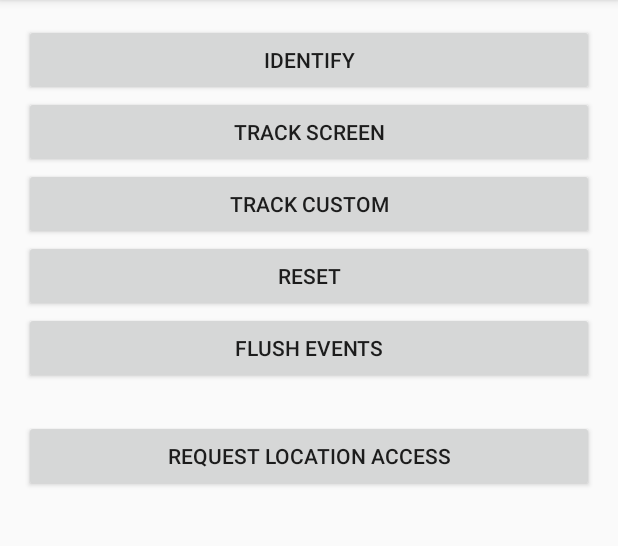
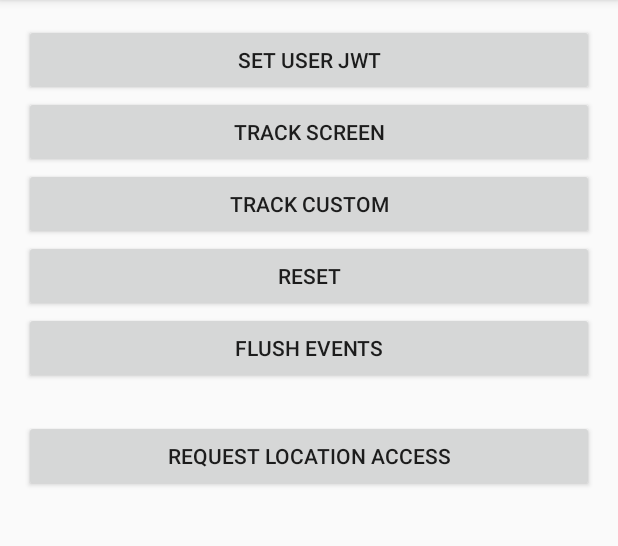
Before and after one commit to castle/castle-android, an Android app: the screen it shows after launch (MainActivity), after a tap on "RESET", on a phone screen of 412 x 824 dp, the part 84-630 px from its top. Run offline under Robolectric (Android 15) with nearby library versions, the phone set to English and light mode, and no system bars; libraries missing offline, so code that uses them is left out: com.squareup.tape2, io.castle.highwind; 8 statements that could not run were skipped.

Commit message:
Rename identify

```diff
--- a/castle/src/main/java/io/castle/android/Castle.java
+++ b/castle/src/main/java/io/castle/android/Castle.java
@@ -197,22 +197,13 @@ public class Castle {
     }
 
     /**
-     * Track identify event with specified user identity. User jwt will be persisted. A call to identify or reset will clear the stored user identity. Provided user properties will be included in the identify event sent to the Castle API.
+     * Set user information with specified jwt encoded user. User jwt will be persisted.
      * @param userJwt encoded user jwt
      */
-    public static void identify(String userJwt) {
-        // TODO: Validate user jwt
+    public static void userJwt(String userJwt) {
         if (userJwt != null && !userJwt.isEmpty()) {
-            Castle.userJwt(userJwt);
+            instance.storageHelper.setUserJwt(userJwt);
         }
-    }
-
-    /**
-     * Set user id
-     * @param userJwt  user encoded as jwt
-     */
-    private static void userJwt(String userJwt) {
-        instance.storageHelper.setUserJwt(userJwt);
     }
 
     /**
--- a/example/src/main/java/io/castle/android/sample/MainActivity.kt
+++ b/example/src/main/java/io/castle/android/sample/MainActivity.kt
@@ -25,7 +25,7 @@ class MainActivity : AppCompatActivity() {
         val view = binding.root
         setContentView(view)
 
-        binding.identify.setOnClickListener { onIdentifyClick() }
+        binding.userJwt.setOnClickListener { onUserJwtClick() }
         binding.trackScreen.setOnClickListener { onTrackScreenClick() }
         binding.trackCustom.setOnClickListener { onTrackCustomClick() }
         binding.flush.setOnClickListener { onFlushClick() }
@@ -46,9 +46,9 @@ class MainActivity : AppCompatActivity() {
         }
     }
 
-    private fun onIdentifyClick() {
+    private fun onUserJwtClick() {
         // Identify with user encoded as jwt
-        Castle.identify("eyJhbGciOiJIUzI1NiIsInR5cCI6IkpXVCJ9.eyJpZCI6ImVjMjQ0ZjMwLTM0MzItNGJiYy04OGYxLTFlM2ZjMDFiYzFmZSIsImVtYWlsIjoidGVzdEBleGFtcGxlLmNvbSIsInJlZ2lzdGVyZWRfYXQiOiIyMDIyLTAxLTAxVDA5OjA2OjE0LjgwM1oifQ.eAwehcXZDBBrJClaE0bkO9XAr4U3vqKUpyZ-d3SxnH0")
+        Castle.userJwt("eyJhbGciOiJIUzI1NiIsInR5cCI6IkpXVCJ9.eyJpZCI6ImVjMjQ0ZjMwLTM0MzItNGJiYy04OGYxLTFlM2ZjMDFiYzFmZSIsImVtYWlsIjoidGVzdEBleGFtcGxlLmNvbSIsInJlZ2lzdGVyZWRfYXQiOiIyMDIyLTAxLTAxVDA5OjA2OjE0LjgwM1oifQ.eAwehcXZDBBrJClaE0bkO9XAr4U3vqKUpyZ-d3SxnH0")
     }
 
     private fun onTrackScreenClick() {
--- a/example/src/main/res/layout/main.xml
+++ b/example/src/main/res/layout/main.xml
@@ -4,10 +4,10 @@
     android:layout_height="match_parent"
     android:padding="16dp">
     <Button
-        android:id="@+id/identify"
+        android:id="@+id/user_jwt"
         android:layout_width="match_parent"
         android:layout_height="wrap_content"
-        android:text="@string/identify" />
+        android:text="@string/user_jwt" />
     <Button
         android:id="@+id/track_screen"
         android:layout_width="match_parent"
--- a/example/src/main/res/values/strings.xml
+++ b/example/src/main/res/values/strings.xml
@@ -1,7 +1,7 @@
 <resources>
     <string name="app_name">Castle</string>
     <string name="castle_publishable_key" translatable="false">pk_CTsfAeRTqxGgA7HHxqpEESvjfPp4QAKA</string>
-    <string name="identify">Identify</string>
+    <string name="user_jwt">Set User JWT</string>
     <string name="track_screen">Track screen</string>
     <string name="reset">Reset</string>
     <string name="flush_events">Flush events</string>
```
Also changed, not shown: 1 other file.
